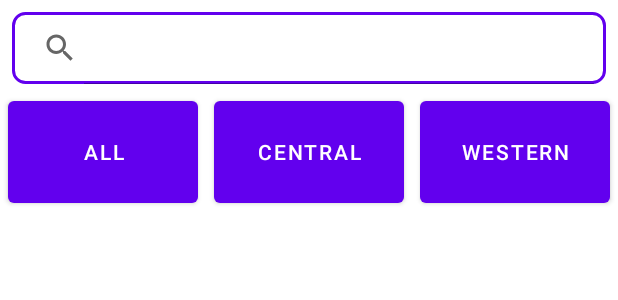
After one commit to Kosuke0707/Train-Trips-, an Android app: the layout activity_stations.xml on its own in the app's theme, with its tools: preview values and no code run, on a phone screen of 412 x 824 dp. The commit adds this screen. Shown: the top 300 px of the screen. Run offline under Robolectric (Android 15) with nearby library versions, the phone set to English and light mode, and no system bars.

Commit message:
First Commit

```diff
--- a/app/src/main/AndroidManifest.xml
+++ b/app/src/main/AndroidManifest.xml
@@ -10,10 +10,10 @@
         android:supportsRtl="true"
         android:theme="@style/Theme.MyApplication">
         <activity
-            android:name=".EditProfileActivity"
+            android:name=".Stations"
             android:exported="false" />
         <activity
-            android:name=".Express"
+            android:name=".EditProfileActivity"
             android:exported="false" />
         <activity
             android:name=".Profiles"
--- a/app/src/main/java/com/example/myapplication/AboutUs.java
+++ b/app/src/main/java/com/example/myapplication/AboutUs.java
@@ -1,6 +1,7 @@
 package com.example.myapplication;
 
 import androidx.appcompat.app.AppCompatActivity;
+import androidx.appcompat.app.AppCompatDelegate;
 
 import android.os.Bundle;
 
@@ -11,5 +12,6 @@ public class AboutUs extends AppCompatActivity {
         super.onCreate(savedInstanceState);
         setContentView(R.layout.activity_aboutus);
         setTitle("About Us");
+        AppCompatDelegate.setDefaultNightMode(AppCompatDelegate.MODE_NIGHT_NO);
     }
 }
--- a/app/src/main/java/com/example/myapplication/Bookings.java
+++ b/app/src/main/java/com/example/myapplication/Bookings.java
@@ -1,6 +1,7 @@
 package com.example.myapplication;
 
 import androidx.appcompat.app.AppCompatActivity;
+import androidx.appcompat.app.AppCompatDelegate;
 
 import android.os.Bundle;
 
@@ -11,5 +12,6 @@ public class Bookings extends AppCompatActivity {
         super.onCreate(savedInstanceState);
         setContentView(R.layout.activity_bookings);
         setTitle("Bookings");
+        AppCompatDelegate.setDefaultNightMode(AppCompatDelegate.MODE_NIGHT_NO);
     }
 }
--- a/app/src/main/java/com/example/myapplication/History.java
+++ b/app/src/main/java/com/example/myapplication/History.java
@@ -1,6 +1,7 @@
 package com.example.myapplication;
 
 import androidx.appcompat.app.AppCompatActivity;
+import androidx.appcompat.app.AppCompatDelegate;
 
 import android.os.Bundle;
 
@@ -11,5 +12,6 @@ public class History extends AppCompatActivity {
         super.onCreate(savedInstanceState);
         setContentView(R.layout.activity_history);
         setTitle("History");
+        AppCompatDelegate.setDefaultNightMode(AppCompatDelegate.MODE_NIGHT_NO);
     }
 }
--- a/app/src/main/java/com/example/myapplication/LoginActivity.java
+++ b/app/src/main/java/com/example/myapplication/LoginActivity.java
@@ -2,6 +2,7 @@ package com.example.myapplication;
 
 import androidx.annotation.NonNull;
 import androidx.appcompat.app.AppCompatActivity;
+import androidx.appcompat.app.AppCompatDelegate;
 
 import android.content.Intent;
 import android.os.Bundle;
@@ -27,6 +28,7 @@ public class LoginActivity extends AppCompatActivity {
     protected void onCreate(Bundle savedInstanceState) {
         super.onCreate(savedInstanceState);
         setContentView(R.layout.activity_login);
+        AppCompatDelegate.setDefaultNightMode(AppCompatDelegate.MODE_NIGHT_NO);
 
         mAuth = FirebaseAuth.getInstance();
 
--- a/app/src/main/java/com/example/myapplication/Maps.java
+++ b/app/src/main/java/com/example/myapplication/Maps.java
@@ -1,6 +1,7 @@
 package com.example.myapplication;
 
 import androidx.appcompat.app.AppCompatActivity;
+import androidx.appcompat.app.AppCompatDelegate;
 
 import android.os.Bundle;
 
@@ -11,5 +12,6 @@ public class Maps extends AppCompatActivity {
         super.onCreate(savedInstanceState);
         setContentView(R.layout.activity_maps);
         setTitle("Maps");
+        AppCompatDelegate.setDefaultNightMode(AppCompatDelegate.MODE_NIGHT_NO);
     }
 }
--- a/app/src/main/java/com/example/myapplication/Notifications.java
+++ b/app/src/main/java/com/example/myapplication/Notifications.java
@@ -1,5 +1,6 @@
 package com.example.myapplication;
 import androidx.appcompat.app.AppCompatActivity;
+import androidx.appcompat.app.AppCompatDelegate;
 import androidx.fragment.app.FragmentManager;
 import androidx.viewpager2.widget.ViewPager2;
 
@@ -18,6 +19,7 @@ public class Notifications extends AppCompatActivity {
         super.onCreate(savedInstanceState);
         setContentView(R.layout.activity_notifications);
         setTitle("Notifications");
+        AppCompatDelegate.setDefaultNightMode(AppCompatDelegate.MODE_NIGHT_NO);
         tabLayout = findViewById(R.id.tab_layout);
         viewPager2 = findViewById(R.id.view_pager);
 
--- a/app/src/main/java/com/example/myapplication/Season.java
+++ b/app/src/main/java/com/example/myapplication/Season.java
@@ -2,6 +2,7 @@ package com.example.myapplication;
 
 import androidx.annotation.NonNull;
 import androidx.appcompat.app.AppCompatActivity;
+import androidx.appcompat.app.AppCompatDelegate;
 
 import android.app.DatePickerDialog;
 import android.os.Bundle;
@@ -36,8 +37,8 @@ public class Season extends AppCompatActivity {
     @Override
     protected void onCreate(Bundle savedInstanceState) {
         super.onCreate(savedInstanceState);
-        setContentView(R.layout.activity_edit_profile);
-
+        setContentView(R.layout.activity_season);
+        AppCompatDelegate.setDefaultNightMode(AppCompatDelegate.MODE_NIGHT_NO);
         nameEditText = findViewById(R.id.name);
         emailEditText = findViewById(R.id.email_address);
         idProofEditText = findViewById(R.id.idproof);
--- a/app/src/main/java/com/example/myapplication/Splashscreen.java
+++ b/app/src/main/java/com/example/myapplication/Splashscreen.java
@@ -1,6 +1,7 @@
 package com.example.myapplication;
 
 import androidx.appcompat.app.AppCompatActivity;
+import androidx.appcompat.app.AppCompatDelegate;
 
 import android.content.Intent;
 import android.os.Bundle;
@@ -12,7 +13,7 @@ public class Splashscreen extends AppCompatActivity {
     protected void onCreate(Bundle savedInstanceState) {
         super.onCreate(savedInstanceState);
         setContentView(R.layout.activity_splashscreen);
-
+        AppCompatDelegate.setDefaultNightMode(AppCompatDelegate.MODE_NIGHT_NO);
         new Handler().postDelayed(new Runnable() {
             @Override
             public void run() {
--- /dev/null
+++ b/app/src/main/res/drawable/border_layout.xml
@@ -0,0 +1,6 @@
+<?xml version="1.0" encoding="utf-8"?>
+<shape xmlns:android="http://schemas.android.com/apk/res/android">
+<corners android:radius="8dp"/>
+    <stroke android:color="@color/purple_500"
+        android:width="2dp"/>
+</shape>
--- a/app/src/main/res/layout/activity_main.xml
+++ b/app/src/main/res/layout/activity_main.xml
@@ -182,7 +182,7 @@
         </androidx.cardview.widget.CardView>
 
         <androidx.cardview.widget.CardView
-            android:id="@+id/expressCard"
+            android:id="@+id/stationsCard"
             android:layout_width="100dp"
             android:layout_height="100dp"
             android:layout_row="1"
@@ -201,7 +201,7 @@
                 <TextView
                     android:layout_width="wrap_content"
                     android:layout_height="wrap_content"
-                    android:text="Routes"
+                    android:text="Stations"
                     android:textAlignment="center"
                     android:textColor="@color/purple_700"
                     android:textStyle="bold" />
--- /dev/null
+++ b/app/src/main/res/layout/activity_stations.xml
@@ -0,0 +1,59 @@
+<?xml version="1.0" encoding="utf-8"?>
+<RelativeLayout xmlns:android="http://schemas.android.com/apk/res/android"
+    xmlns:app="http://schemas.android.com/apk/res-auto"
+    xmlns:tools="http://schemas.android.com/tools"
+    android:layout_width="match_parent"
+    android:layout_height="match_parent"
+    tools:context=".Stations">
+
+    <androidx.appcompat.widget.SearchView
+        android:id="@+id/searchView"
+        android:background="@drawable/border_layout"
+        android:layout_width="match_parent"
+        android:layout_height="wrap_content"
+        android:layout_marginStart="8dp"
+        android:layout_marginTop="8dp"
+        android:layout_marginEnd="8dp"
+        app:iconifiedByDefault="false"
+        android:focusable="false"
+        android:focusableInTouchMode="false">
+
+    </androidx.appcompat.widget.SearchView>
+
+    <LinearLayout
+        android:id="@+id/linear"
+        android:layout_width="match_parent"
+        android:layout_height="wrap_content"
+        android:orientation="horizontal"
+        android:layout_below="@id/searchView">
+
+        <Button
+            android:id="@+id/all"
+            android:layout_width="60dp"
+            android:layout_height="80dp"
+            android:layout_weight="1"
+            android:layout_margin="5dp"
+            android:text="ALL" />
+
+        <Button
+            android:id="@+id/central"
+            android:layout_width="60dp"
+            android:layout_height="80dp"
+            android:layout_weight="1"
+            android:layout_margin="5dp"
+            android:text="Central" />
+
+        <Button
+            android:id="@+id/western"
+            android:layout_width="60dp"
+            android:layout_height="80dp"
+            android:layout_weight="1"
+            android:layout_margin="5dp"
+            android:text="Western" />
+    </LinearLayout>
+    <ListView
+        android:id="@+id/list"
+        android:layout_width="match_parent"
+        android:layout_height="wrap_content"
+        android:layout_below="@id/linear"/>
+</RelativeLayout>
```
Also changed, not shown: app/src/main/java/com/example/myapplication/EditProfileActivity.java (+20 -74 lines), app/src/main/java/com/example/myapplication/Express.java (deleted, +0 -15 lines), app/src/main/java/com/example/myapplication/MainActivity.java (+8 -6 lines), app/src/main/java/com/example/myapplication/Profiles.java (+22 -1 lines), app/src/main/java/com/example/myapplication/SignupActivity.java (+14 -3 lines), app/src/main/java/com/example/myapplication/Stations.java (added, +147 -0 lines), app/src/main/res/layout/activity_edit_profile.xml (+26 -8 lines), app/src/main/res/layout/activity_express.xml (deleted, +0 -9 lines).
